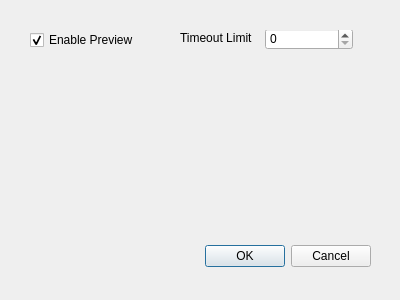
Above: src/ui/windows/SettingWindow.ui from BRL-CAD/cadventory before the change. Below: the same form after it.
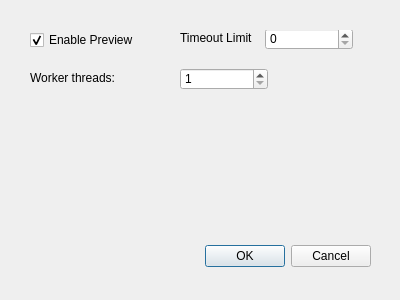
That is the form after the change.

The edit to the form file:
```diff
--- a/src/ui/windows/SettingWindow.ui
+++ b/src/ui/windows/SettingWindow.ui
@@ -81,6 +81,35 @@
     </property>
    </widget>
   </widget>
+   <widget class="QLabel" name="threadsLabel">
+   <property name="geometry">
+    <rect>
+     <x>30</x>
+     <y>70</y>
+     <width>141</width>
+     <height>16</height>
+    </rect>
+   </property>
+   <property name="text">
+    <string>Worker threads:</string>
+   </property>
+  </widget>
+  <widget class="QSpinBox" name="workerThreads">
+   <property name="geometry">
+    <rect>
+     <x>180</x>
+     <y>68</y>
+     <width>88</width>
+     <height>22</height>
+    </rect>
+   </property>
+   <property name="minimum">
+    <number>1</number>
+   </property>
+   <property name="maximum">
+    <number>4096</number>
+   </property>
+  </widget>
  </widget>
  <resources/>
  <connections>
```
